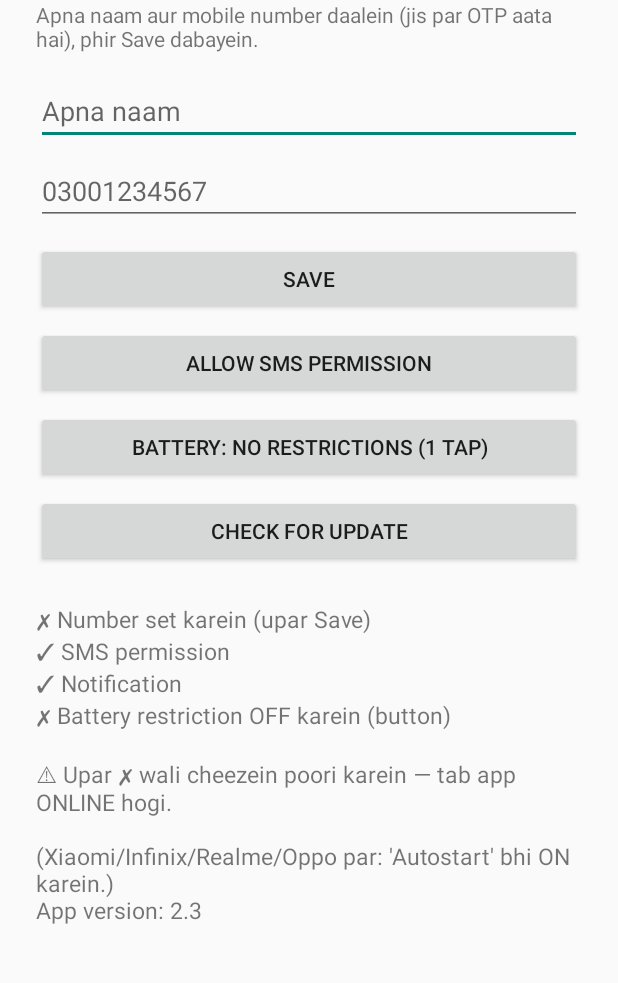
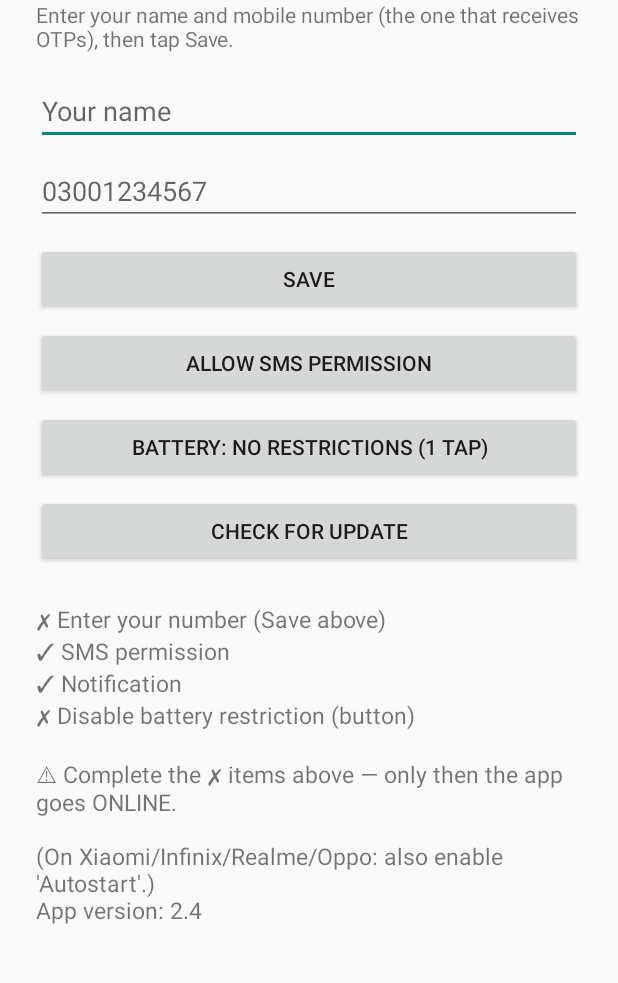
Before and after one commit to Umarmalik1542/React-Projects, an Android app: the screen it shows after launch (MainActivity), after a tap on "SAVE", on a phone screen of 412 x 824 dp, the part 176-1159 px from its top. Run offline under Robolectric (Android 15) with nearby library versions, the phone set to English and light mode, and no system bars.

Commit message:
Add files via upload

```diff
--- a/otpAutofillSystem/app/app/build.gradle
+++ b/otpAutofillSystem/app/app/build.gradle
@@ -10,8 +10,8 @@ android {
         applicationId 'com.greeceserver.otpforwarder'
         minSdk 21
         targetSdk 34
-        versionCode 14
-        versionName '2.3'
+        versionCode 15
+        versionName '2.4'
     }
 
     signingConfigs {
--- a/otpAutofillSystem/app/app/src/main/java/com/greeceserver/otpforwarder/Config.java
+++ b/otpAutofillSystem/app/app/src/main/java/com/greeceserver/otpforwarder/Config.java
@@ -12,7 +12,7 @@ public final class Config {
     public static final String VERSION_URL = "https://github.com/Umarmalik1542/React-Projects/releases/download/otp-app/version.txt";
     public static final String APK_URL = "https://github.com/Umarmalik1542/React-Projects/releases/download/otp-app/OtpForwarder.apk";
 
-    public static final String APP_VERSION = "2.3";
+    public static final String APP_VERSION = "2.4";
 
     public static final String PREFS = "otp_prefs";
     public static final String KEY_NUMBER = "number";
--- a/otpAutofillSystem/app/app/src/main/java/com/greeceserver/otpforwarder/MainActivity.java
+++ b/otpAutofillSystem/app/app/src/main/java/com/greeceserver/otpforwarder/MainActivity.java
@@ -47,11 +47,11 @@ public class MainActivity extends Activity {
             String num = numberInput.getText().toString().trim();
             String nm = nameInput.getText().toString().trim();
             if (num.isEmpty()) {
-                Toast.makeText(this, "Apna number daalein", Toast.LENGTH_SHORT).show();
+                Toast.makeText(this, "Please enter your number", Toast.LENGTH_SHORT).show();
                 return;
             }
             if (nm.isEmpty()) {
-                Toast.makeText(this, "Apna naam daalein", Toast.LENGTH_SHORT).show();
+                Toast.makeText(this, "Please enter your name", Toast.LENGTH_SHORT).show();
                 return;
             }
             prefs.edit().putString(Config.KEY_NUMBER, num).putString(Config.KEY_NAME, nm).apply();
@@ -64,7 +64,7 @@ public class MainActivity extends Activity {
 
         permBtn.setOnClickListener(v -> {
             if (smsGranted()) {
-                Toast.makeText(this, "SMS permission pehle se allowed hai ✓", Toast.LENGTH_SHORT).show();
+                Toast.makeText(this, "SMS permission is already enabled ✓", Toast.LENGTH_SHORT).show();
                 return;
             }
             // permanently denied (rationale false + pehle maang chuke) -> settings kholo
@@ -150,7 +150,7 @@ public class MainActivity extends Activity {
         Intent i = new Intent(Settings.ACTION_APPLICATION_DETAILS_SETTINGS);
         i.setData(Uri.fromParts("package", getPackageName(), null));
         startActivity(i);
-        Toast.makeText(this, "SMS ko Allow karein", Toast.LENGTH_LONG).show();
+        Toast.makeText(this, "Tap Allow for SMS", Toast.LENGTH_LONG).show();
     }
 
     @Override
@@ -166,27 +166,27 @@ public class MainActivity extends Activity {
         boolean battOk = Readiness.battery(this);
 
         StringBuilder s = new StringBuilder();
-        s.append(numOk   ? "✓ Number set\n"                 : "✗ Number set karein (upar Save)\n");
-        s.append(smsOk   ? "✓ SMS permission\n"             : "✗ SMS permission (button dabayein)\n");
-        s.append(notifOk ? "✓ Notification\n"               : "✗ Notification allow karein\n");
-        s.append(battOk  ? "✓ Battery: No restrictions\n"   : "✗ Battery restriction OFF karein (button)\n");
+        s.append(numOk   ? "✓ Number set\n"                 : "✗ Enter your number (Save above)\n");
+        s.append(smsOk   ? "✓ SMS permission\n"             : "✗ SMS permission (tap the button)\n");
+        s.append(notifOk ? "✓ Notification\n"               : "✗ Allow notifications\n");
+        s.append(battOk  ? "✓ Battery: No restrictions\n"   : "✗ Disable battery restriction (button)\n");
 
         s.append("\n");
         String appr = Readiness.approval(this);
         if ("rejected".equals(appr)) {
-            s.append("🚫 Account REJECTED — admin se rabta karein.\n");
+            s.append("🚫 Account REJECTED — contact the admin.\n");
         } else if ("pending".equals(appr)) {
-            s.append("⏳ Approval PENDING — admin ke approve karne ka intezar.\n");
+            s.append("⏳ Approval PENDING — waiting for the admin to approve.\n");
         } else if ("approved".equals(appr)) {
             s.append("✅ APPROVED by admin.\n");
         }
         if (numOk && smsOk) {
-            s.append("✅ READY — app taiyar hai. Aap app band kar sakte hain,\nkai din tak background me OTP forward hoti rahegi.");
-            if (!battOk) s.append("\n(Behtar reliability ke liye Battery button bhi daba dein.)");
+            s.append("✅ READY — you are all set. You can close the app now;\nOTPs will keep forwarding in the background for days.");
+            if (!battOk) s.append("\n(For better reliability, tap the Battery button too.)");
         } else {
-            s.append("⚠ Upar ✗ wali cheezein poori karein — tab app ONLINE hogi.");
+            s.append("⚠ Complete the ✗ items above — only then the app goes ONLINE.");
         }
-        s.append("\n\n(Xiaomi/Infinix/Realme/Oppo par: 'Autostart' bhi ON karein.)");
+        s.append("\n\n(On Xiaomi/Infinix/Realme/Oppo: also enable 'Autostart'.)");
         s.append("\nApp version: ").append(Config.APP_VERSION);
         status.setText(s.toString());
     }
--- a/otpAutofillSystem/app/app/src/main/res/layout/activity_main.xml
+++ b/otpAutofillSystem/app/app/src/main/res/layout/activity_main.xml
@@ -16,14 +16,14 @@
     <TextView
         android:layout_width="match_parent"
         android:layout_height="wrap_content"
-        android:text="Apna naam aur mobile number daalein (jis par OTP aata hai), phir Save dabayein."
+        android:text="Enter your name and mobile number (the one that receives OTPs), then tap Save."
         android:paddingBottom="16dp" />
 
     <EditText
         android:id="@+id/nameInput"
         android:layout_width="match_parent"
         android:layout_height="wrap_content"
-        android:hint="Apna naam"
+        android:hint="Your name"
         android:inputType="textPersonName" />
 
     <EditText
```
Also changed, not shown: otpAutofillSystem/app/app/src/main/java/com/greeceserver/otpforwarder/ForwarderService.java (+9 -9 lines), otpAutofillSystem/app/app/src/main/java/com/greeceserver/otpforwarder/Updater.java (+4 -4 lines).
